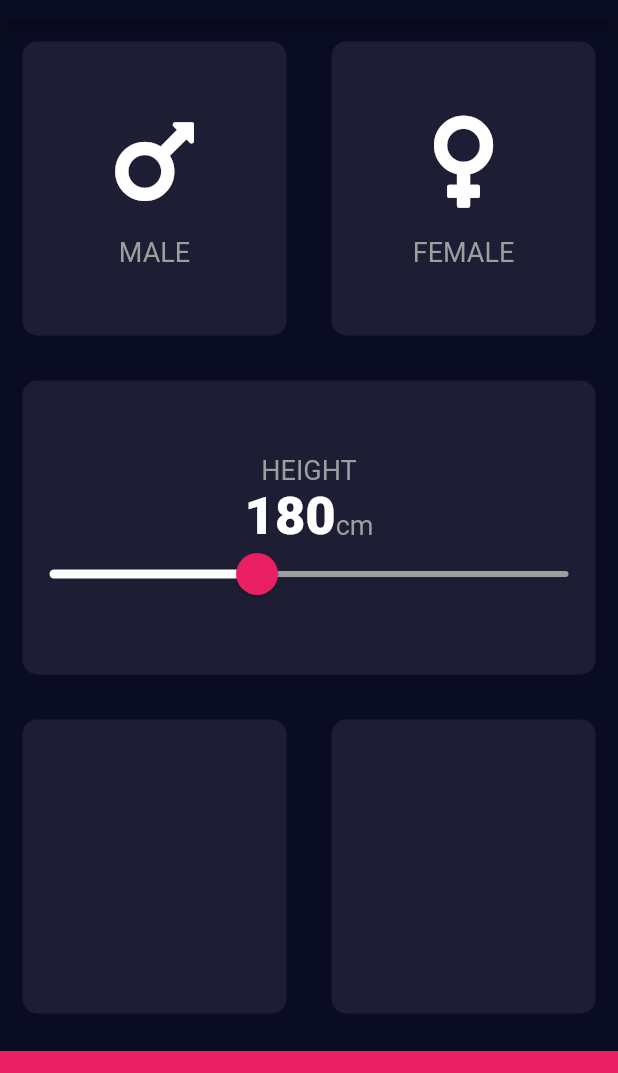
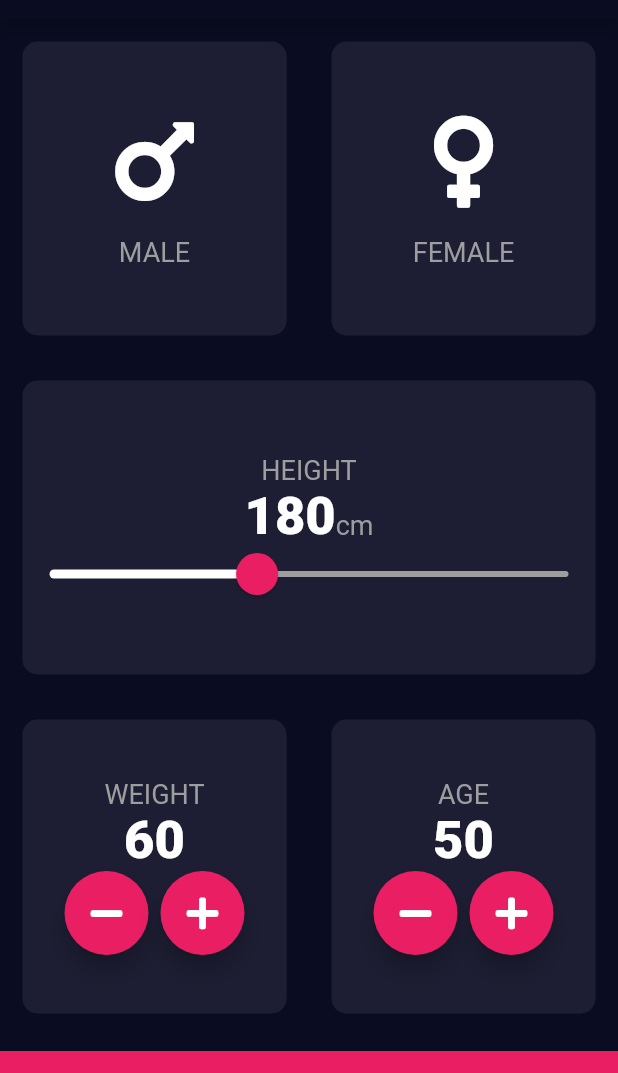
Before and after one commit to sfaxioussama1/appbmi_sfaxioussama, a Flutter app: the screen it shows after launch, on a phone screen of 412 x 824 dp, the part 65-1138 px from its top. Run offline on Flutter 3.47's test engine with Material 2 defaults, Android fonts, the phone set to English and light mode, and no system bars; our stand-ins replace font_awesome_flutter.

Commit message:
last cadre done
last cadre done

```diff
--- /dev/null
+++ b/lib/pages/final_page.dart
@@ -0,0 +1,13 @@
+import 'package:flutter/material.dart';
+class FinalPage extends StatelessWidget {
+  @override
+  Widget build(BuildContext context) {
+    return Scaffold(
+appBar: AppBar(
+  title:Text('BMI CALCULATOR'),
+
+),
+      body:Text('Hello'),
+    );
+  }
+}
--- a/lib/pages/home_page.dart
+++ b/lib/pages/home_page.dart
@@ -37,6 +37,8 @@ class _MyHomePageState extends State<MyHomePage> {
   Color female = Color(0xFF1D1E33);
 
   int height = 180;
+  int weight = 60;
+  int age = 50;
 
 void colorUp(int s){
   if (s==1){
@@ -196,9 +198,88 @@ void colorUp(int s){
             children: [
               Expanded(child:Cards(c:allitems,
               card:Column(
+                mainAxisAlignment: MainAxisAlignment.center,
+                children: [
+                  Text('WEIGHT', style: TextStyle(
+                      fontSize: 18.0,
+                      color: Colors.grey
+
+                  )),
+                  Text(
+                    weight.toString(),
+                     style:TextStyle(
+                                    fontSize:35.0,
+                                    color: Colors.white,
+                                    fontWeight: FontWeight.w900,
+                             )),
+                  Row(
+                    mainAxisAlignment: MainAxisAlignment.center,
+                      children:[
+                  FloatingActionButton(
+                    onPressed: (){
+                      setState(() {
+                        weight--;
+                      });
+                    },
+                    backgroundColor:Colors.pink ,
+                    child:Icon(FontAwesomeIcons.minus,color:Colors.white),
+                  ),
+                  SizedBox(width:8.0,),
+                  FloatingActionButton(
+                    onPressed: (){
+                      setState(() {
+                        weight++;
+                      });
+                    },
+                    backgroundColor:Colors.pink ,
+                    child:Icon(FontAwesomeIcons.plus,color:Colors.white),
+                  ),
+
+                            ] ,), ],
 
               ))),
-              Expanded(child: Cards(c:allitems,)),
+              Expanded(child:Cards(c:allitems,
+                  card:Column(
+                    mainAxisAlignment: MainAxisAlignment.center,
+                    children: [
+                      Text('AGE', style: TextStyle(
+                          fontSize: 18.0,
+                          color: Colors.grey
+
+                      )),
+                      Text(
+                          age.toString(),
+                          style:TextStyle(
+                            fontSize:35.0,
+                            color: Colors.white,
+                            fontWeight: FontWeight.w900,
+                          )),
+                      Row(
+                        mainAxisAlignment: MainAxisAlignment.center,
+                        children:[
+                          FloatingActionButton(
+                            onPressed: (){
+                              setState(() {
+                                age--;
+                              });
+                            },
+                            backgroundColor:Colors.pink ,
+                            child:Icon(FontAwesomeIcons.minus,color:Colors.white),
+                          ),
+                          SizedBox(width:8.0,),
+                          FloatingActionButton(
+                            onPressed: (){
+                              setState(() {
+                                age++;
+                              });
+                            },
+                            backgroundColor:Colors.pink ,
+                            child:Icon(FontAwesomeIcons.plus,color:Colors.white),
+                          ),
+
+                        ] ,), ],
+
+                  )))
             ],
           )),
 
@@ -238,3 +319,14 @@ class Cards extends StatelessWidget {
     );
   }
 }
+
+//class IcoButtonns extends StatelessWidget {
+//  IcoButtonns({this.child});
+//  final Widget child;
+//  @override
+//  Widget build(BuildContext context){
+//    return RawMaterialButton(
+//      child:child,
+//    );
+//  }
+//}
```
